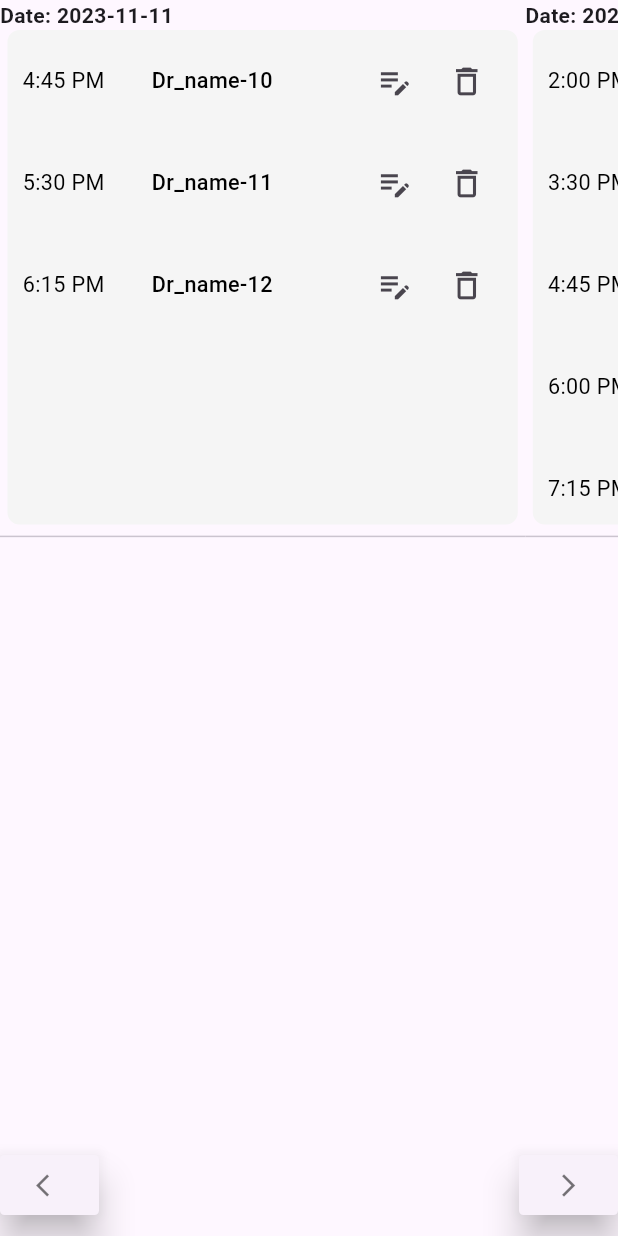
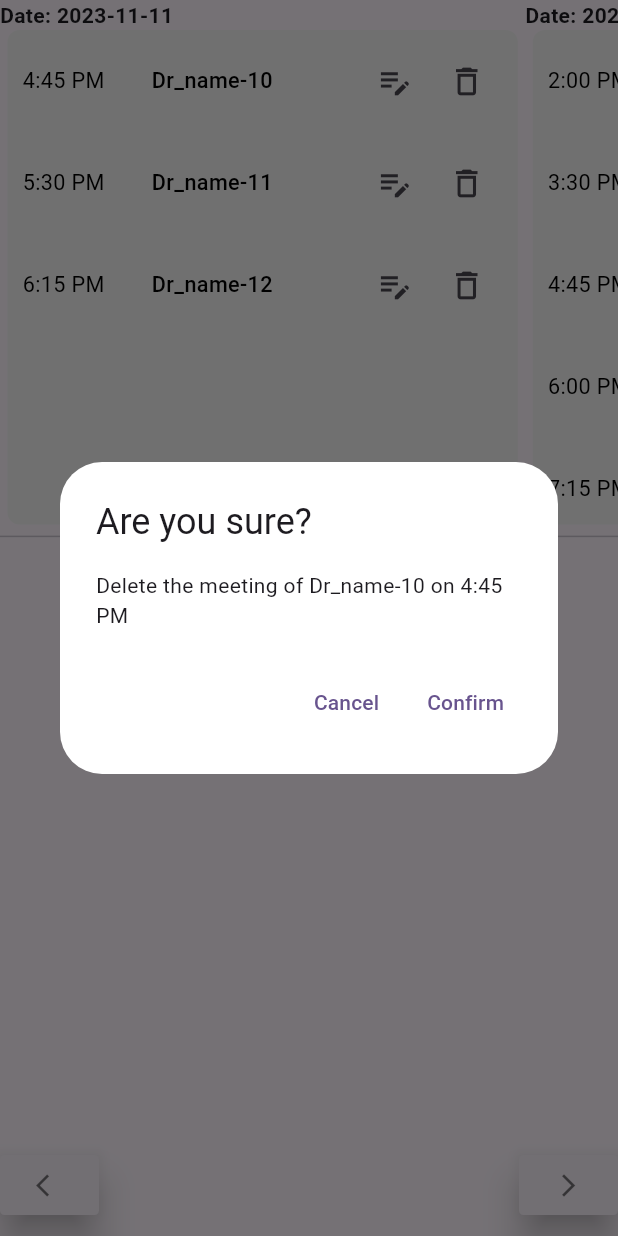
Before and after one commit to Pramodpal333/vistaar_test_app, a Flutter app: the MeetingListView widget shown alone on an empty page, opened directly, after a tap on the "delete outline" icon, on a phone screen of 412 x 824 dp. Run offline on Flutter 3.47's test engine with Material 3 defaults, Android fonts, the light colour scheme and no system bars; our stand-ins replace get, get_storage; missing offline and left inert: dart:ffi; accounts and stored records are empty.

Commit message:
delete dialog

```diff
--- a/lib/screens/scheduled/meeting_list.dart
+++ b/lib/screens/scheduled/meeting_list.dart
@@ -1,5 +1,6 @@
 import 'package:flutter/material.dart';
 import 'package:get/get.dart';
+import 'package:vistaar_test_app/widgets/dialog.dart';
 
 import '../../data/dummy_data.dart';
 import '../../model/meeting_model.dart';
@@ -10,7 +11,8 @@ class MeetingListView extends StatelessWidget {
   // Function to scroll the ListView to the right
   void _scrollToRight() {
     _scrollController.animateTo(
-      _scrollController.offset + Get.width*0.8, // Adjust the scroll distance as needed
+      _scrollController.offset + Get.width * 0.8,
+      // Adjust the scroll distance as needed
       duration: Duration(milliseconds: 500),
       curve: Curves.easeInOut,
     );
@@ -19,7 +21,8 @@ class MeetingListView extends StatelessWidget {
   // Function to scroll the ListView to the left
   void _scrollToLeft() {
     _scrollController.animateTo(
-      _scrollController.offset - Get.width*0.8, // Adjust the scroll distance as needed
+      _scrollController.offset - Get.width * 0.8,
+      // Adjust the scroll distance as needed
       duration: Duration(milliseconds: 500),
       curve: Curves.easeInOut,
     );
@@ -58,9 +61,8 @@ class MeetingListView extends StatelessWidget {
                     margin: EdgeInsets.symmetric(horizontal: 5),
                     height: h * 0.4, // Adjust the height as needed
                     decoration: BoxDecoration(
-                      borderRadius: BorderRadius.circular(8),
-                      color: Colors.grey.shade100
-                    ),
+                        borderRadius: BorderRadius.circular(8),
+                        color: Colors.grey.shade100),
                     child: ListView.builder(
                       shrinkWrap: true,
                       scrollDirection: Axis.vertical,
@@ -83,14 +85,20 @@ class MeetingListView extends StatelessWidget {
                                 Flexible(
                                   child: Text(
                                     '${meeting.time}',
-                                    style:  TextStyle(color: Colors.black,fontSize: w*0.035,),
+                                    style: TextStyle(
+                                      color: Colors.black,
+                                      fontSize: w * 0.035,
+                                    ),
                                   ),
                                 ),
-                               // const SizedBox(width:5 ,),
+                                // const SizedBox(width:5 ,),
                                 Expanded(
                                   child: Text(
                                     '${meeting.docName}',
-                                    style: TextStyle(color: Colors.black,fontSize: w*0.035,fontWeight: FontWeight.w500),
+                                    style: TextStyle(
+                                        color: Colors.black,
+                                        fontSize: w * 0.035,
+                                        fontWeight: FontWeight.w500),
                                   ),
                                 ),
                                 Flexible(
@@ -98,8 +106,25 @@ class MeetingListView extends StatelessWidget {
                                     mainAxisSize: MainAxisSize.min,
                                     mainAxisAlignment: MainAxisAlignment.end,
                                     children: [
-                                      IconButton(onPressed: (){}, icon: Icon(Icons.edit_note,size: w*0.06,)),
-                                      IconButton(onPressed: (){}, icon: Icon(Icons.delete_outline_outlined,size: w*0.06,)),
+                                      IconButton(
+                                          onPressed: () {},
+                                          icon: Icon(
+                                            Icons.edit_note,
+                                            size: w * 0.06,
+                                          )),
+                                      IconButton(
+                                          onPressed: () {
+                                            confirmDialog(context,
+                                                description:
+                                                    "Delete the meeting of ${meeting.docName} on ${meeting.time}",
+                                            onConfirm: (){},
+                                              onCancel: ()=>Get.back()
+                                            );
+                                          },
+                                          icon: Icon(
+                                            Icons.delete_outline_outlined,
+                                            size: w * 0.06,
+                                          )),
                                     ],
                                   ),
                                 ),
@@ -120,29 +145,36 @@ class MeetingListView extends StatelessWidget {
             bottom: 10,
             left: 0,
             right: 0,
-            child:
-            Row(
+            child: Row(
               mainAxisAlignment: MainAxisAlignment.spaceBetween,
               children: [
                 ElevatedButton(
                   style: ElevatedButton.styleFrom(
                     elevation: 10,
                     shape: RoundedRectangleBorder(
-                      borderRadius: BorderRadius.circular(3), // Set the border radius to 0 for a square shape
+                      borderRadius: BorderRadius.circular(
+                          3), // Set the border radius to 0 for a square shape
                     ),
                   ),
                   onPressed: _scrollToLeft,
-                  child: const Icon(Icons.arrow_back_ios,color: Colors.black54,),
+                  child: const Icon(
+                    Icons.arrow_back_ios,
+                    color: Colors.black54,
+                  ),
                 ),
                 ElevatedButton(
                   style: ElevatedButton.styleFrom(
                     elevation: 10,
                     shape: RoundedRectangleBorder(
-                      borderRadius: BorderRadius.circular(3), // Set the border radius to 0 for a square shape
+                      borderRadius: BorderRadius.circular(
+                          3), // Set the border radius to 0 for a square shape
                     ),
                   ),
                   onPressed: _scrollToRight,
-                  child: const Icon(Icons.arrow_forward_ios,color: Colors.black54,),
+                  child: const Icon(
+                    Icons.arrow_forward_ios,
+                    color: Colors.black54,
+                  ),
                 ),
               ],
             ))
--- /dev/null
+++ b/lib/widgets/dialog.dart
@@ -0,0 +1,24 @@
+import 'package:flutter/material.dart';
+import 'package:get/get.dart';
+
+confirmDialog(BuildContext context, {String? title,required String description,Function()? onConfirm,Function()? onCancel}) {
+  showDialog<String>(
+    context: context,
+    builder: (BuildContext ctx) =>
+        AlertDialog(
+          backgroundColor: Colors.white,
+      title:  Text(title ?? 'Are you sure?'),
+      content:  Text(description),
+      actions: <Widget>[
+        TextButton(
+          onPressed: onCancel,
+          child: const Text('Cancel'),
+        ),
+        TextButton(
+          onPressed: onConfirm,
+          child: const Text('Confirm'),
+        ),
+      ],
+    ),
+  );
+}
```
Also changed, not shown: lib/controllers/scheduled/scheduled_controller.dart (+13 -0 lines), lib/screens/scheduled/scheduled_screen.dart (+4 -3 lines), lib/screens/scheduled/edit_meeting.dart (added).
